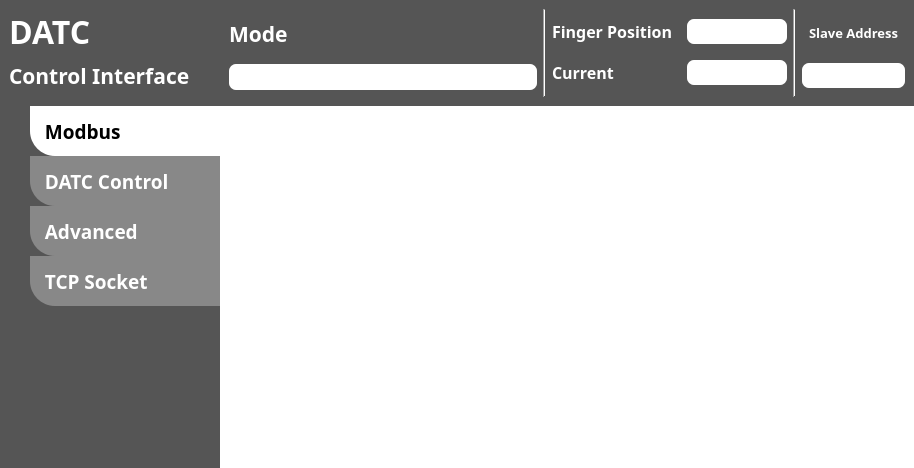
Above: datc_control/ui/main_window.ui from KorasRobotics/KR_GCS_user_interface_ROS2 before the change. Below: the same form after it.
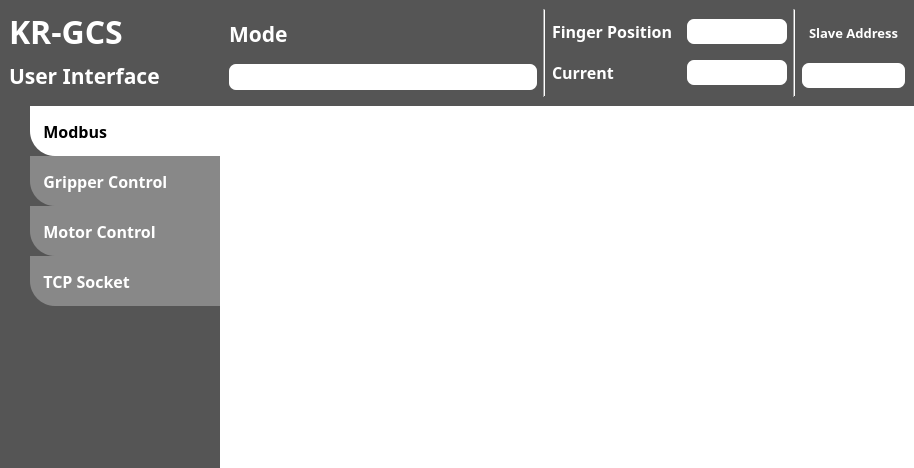
That is the form after the change. Icons and pictures are not drawn.

Commit message: Merge from KR_GCS_user_interface

Diff of the .ui file:
```diff
--- a/datc_control/ui/main_window.ui
+++ b/datc_control/ui/main_window.ui
@@ -172,12 +172,11 @@
             <font>
              <family>Noto Sans KR</family>
              <pointsize>24</pointsize>
-             <weight>75</weight>
              <bold>true</bold>
             </font>
            </property>
            <property name="text">
-            <string>DATC</string>
+            <string>KR-GCS</string>
            </property>
           </widget>
          </item>
@@ -224,12 +223,11 @@
             <font>
              <family>Noto Sans KR</family>
              <pointsize>16</pointsize>
-             <weight>75</weight>
              <bold>true</bold>
             </font>
            </property>
            <property name="text">
-            <string>Control Interface  </string>
+            <string>User Interface  </string>
            </property>
           </widget>
          </item>
@@ -813,8 +811,7 @@
             <property name="font">
              <font>
               <family>Noto Sans KR</family>
-              <pointsize>14</pointsize>
-              <weight>75</weight>
+              <pointsize>12</pointsize>
               <bold>true</bold>
               <strikeout>false</strikeout>
               <kerning>true</kerning>
@@ -911,7 +908,7 @@
                </colorrole>
                <colorrole role="PlaceholderText">
                 <brush brushstyle="SolidPattern">
-                 <color alpha="255">
+                 <color alpha="128">
                   <red>255</red>
                   <green>255</green>
                   <blue>255</blue>
@@ -976,7 +973,7 @@
                </colorrole>
                <colorrole role="PlaceholderText">
                 <brush brushstyle="SolidPattern">
-                 <color alpha="255">
+                 <color alpha="128">
                   <red>255</red>
                   <green>255</green>
                   <blue>255</blue>
@@ -1041,7 +1038,7 @@
                </colorrole>
                <colorrole role="PlaceholderText">
                 <brush brushstyle="SolidPattern">
-                 <color alpha="255">
+                 <color alpha="128">
                   <red>255</red>
                   <green>255</green>
                   <blue>255</blue>
@@ -1054,13 +1051,12 @@
             <property name="font">
              <font>
               <family>Noto Sans KR</family>
-              <pointsize>14</pointsize>
-              <weight>75</weight>
+              <pointsize>12</pointsize>
               <bold>true</bold>
              </font>
             </property>
             <property name="text">
-             <string>  DATC Control</string>
+             <string>  Gripper Control</string>
             </property>
             <property name="icon">
              <iconset resource="../asset/feather_icon/resource.qrc">
@@ -1150,7 +1146,7 @@
                </colorrole>
                <colorrole role="PlaceholderText">
                 <brush brushstyle="SolidPattern">
-                 <color alpha="255">
+                 <color alpha="128">
                   <red>255</red>
                   <green>255</green>
                   <blue>255</blue>
@@ -1215,7 +1211,7 @@
                </colorrole>
                <colorrole role="PlaceholderText">
                 <brush brushstyle="SolidPattern">
-                 <color alpha="255">
+                 <color alpha="128">
                   <red>255</red>
                   <green>255</green>
                   <blue>255</blue>
@@ -1280,7 +1276,7 @@
                </colorrole>
                <colorrole role="PlaceholderText">
                 <brush brushstyle="SolidPattern">
-                 <color alpha="255">
+                 <color alpha="128">
                   <red>255</red>
                   <green>255</green>
                   <blue>255</blue>
@@ -1293,13 +1289,12 @@
             <property name="font">
              <font>
               <family>Noto Sans KR</family>
-              <pointsize>14</pointsize>
-              <weight>75</weight>
+              <pointsize>12</pointsize>
               <bold>true</bold>
              </font>
             </property>
             <property name="text">
-             <string>  Advanced</string>
+             <string>  Motor Control</string>
             </property>
             <property name="icon">
              <iconset resource="../asset/feather_icon/resource.qrc">
@@ -1389,7 +1384,7 @@
                </colorrole>
                <colorrole role="PlaceholderText">
                 <brush brushstyle="SolidPattern">
-                 <color alpha="255">
+                 <color alpha="128">
                   <red>255</red>
                   <green>255</green>
                   <blue>255</blue>
@@ -1454,7 +1449,7 @@
                </colorrole>
                <colorrole role="PlaceholderText">
                 <brush brushstyle="SolidPattern">
-                 <color alpha="255">
+                 <color alpha="128">
                   <red>255</red>
                   <green>255</green>
                   <blue>255</blue>
@@ -1519,7 +1514,7 @@
                </colorrole>
                <colorrole role="PlaceholderText">
                 <brush brushstyle="SolidPattern">
-                 <color alpha="255">
+                 <color alpha="128">
                   <red>255</red>
                   <green>255</green>
                   <blue>255</blue>
@@ -1532,8 +1527,7 @@
             <property name="font">
              <font>
               <family>Noto Sans KR</family>
-              <pointsize>14</pointsize>
-              <weight>75</weight>
+              <pointsize>12</pointsize>
               <bold>true</bold>
              </font>
             </property>
```
Left out of the diff: 14 changed lines with no effect on the pictures. The commit also changes 4 other files.
